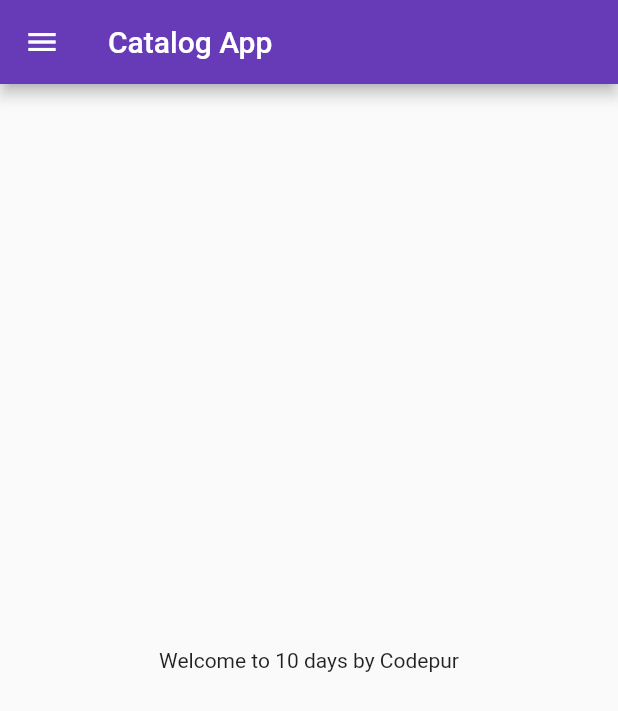
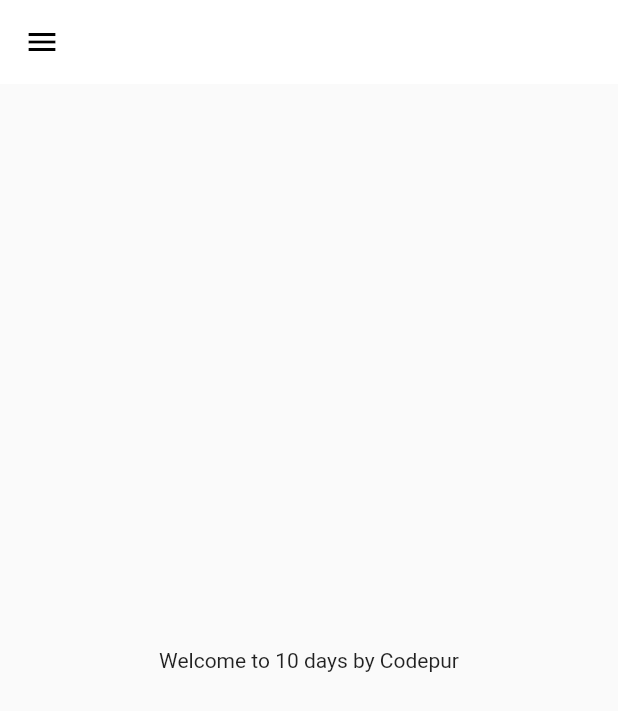
Before and after one commit to jeffdsc11/LearnFlutter, a Flutter app: the screen it shows after launch, on a phone screen of 412 x 824 dp. Shown: the top 711 px of the screen. Run offline on Flutter 3.47's test engine with Material 2 defaults, Android fonts, the phone set to English and light mode, and no system bars; statements that could not run were skipped.

Commit message:
day 10 completad

```diff
--- a/lib/main.dart
+++ b/lib/main.dart
@@ -16,7 +16,13 @@ class MyApp extends StatelessWidget {
   Widget build(BuildContext context) {
       return MaterialApp(
         themeMode: ThemeMode.light,
-        theme: ThemeData(primarySwatch: Colors.deepPurple),
+        theme: ThemeData(primarySwatch: Colors.deepPurple,
+        appBarTheme: AppBarTheme(
+          color:Colors.white,
+          elevation: 0.0,
+          iconTheme: IconThemeData(color: Colors.black),
+          toolbarTextStyle: TextStyle(textTheme,)
+        )),
         darkTheme: ThemeData(
           brightness: Brightness.dark,
         ),
```
Also changed, not shown: lib/models/catalog.dart (added, +20 -0 lines).
